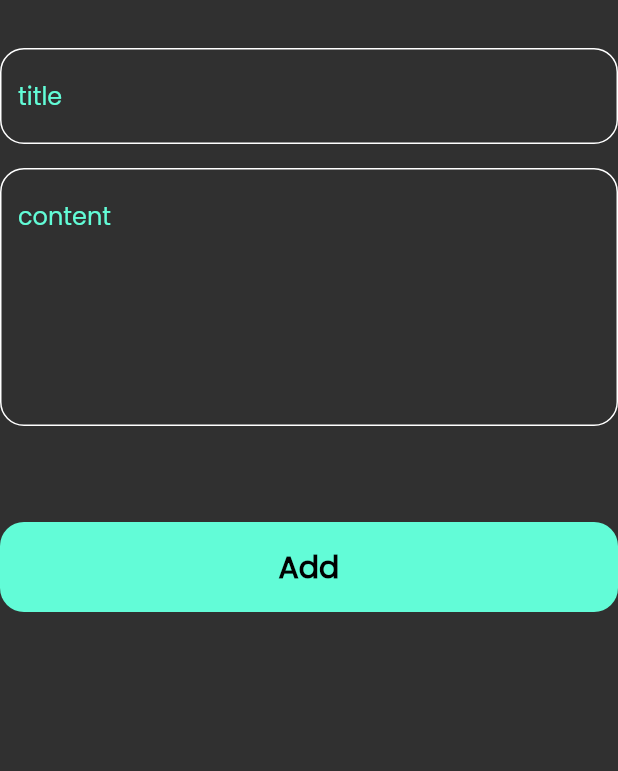
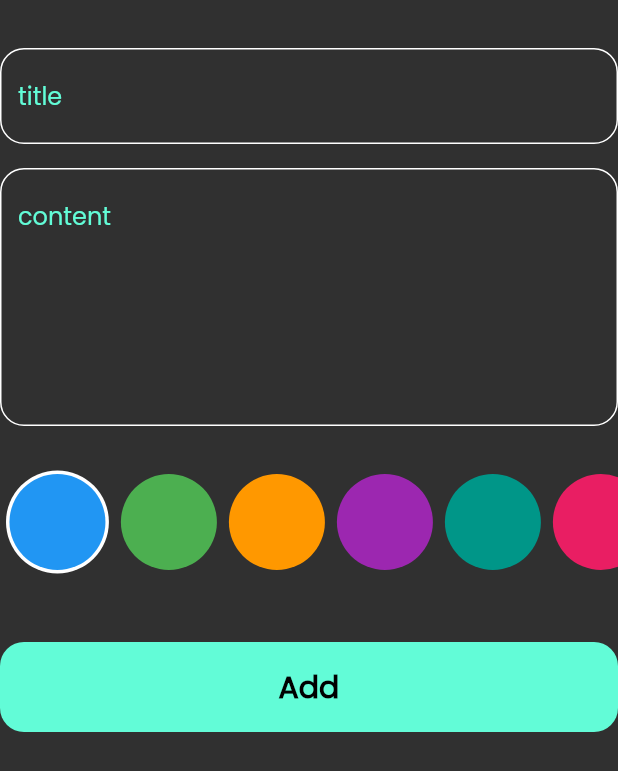
Before and after one commit to mahmoodhamdi/note_app, a Flutter app: the AddNoteForm widget shown alone on an empty page, opened directly, on a phone screen of 412 x 824 dp. Shown: the top 771 px of the screen. Run offline on Flutter 3.47's test engine with Material 2 defaults, Android fonts, the phone set to English and light mode, and no system bars; our stand-ins replace bloc, flutter_bloc, font_awesome_flutter, hive_flutter; accounts and stored records are empty.

Commit message:
create note colors list

```diff
--- a/lib/views/edit_note_view.dart
+++ b/lib/views/edit_note_view.dart
@@ -2,6 +2,7 @@ import 'package:flutter/material.dart';
 import 'package:note_app/models/note_model.dart';
 import 'package:note_app/views/notes_view.dart';
 import 'package:note_app/widgets/app_bar_widget.dart';
+import 'package:note_app/widgets/colors_list_view.dart';
 import 'package:note_app/widgets/custom_button.dart';
 import 'package:note_app/widgets/custom_text_form_field.dart';
 
@@ -62,6 +63,9 @@ class _EditNoteViewState extends State<EditNoteView> {
               hint: widget.noteModel.subTitle,
               maxLines: 6,
             ),
+            const ColorsListView(
+              isActive: false,
+            ),
             const SizedBox(
               height: 32,
             ),
--- a/lib/widgets/add_note_form.dart
+++ b/lib/widgets/add_note_form.dart
@@ -2,6 +2,7 @@ import 'package:flutter/material.dart';
 import 'package:flutter_bloc/flutter_bloc.dart';
 import 'package:note_app/cubits/add_note_cubit/add_note_cubit.dart';
 import 'package:note_app/models/note_model.dart';
+import 'package:note_app/widgets/colors_list_view.dart';
 import 'package:note_app/widgets/custom_button.dart';
 import 'package:note_app/widgets/custom_text_form_field.dart';
 
@@ -45,7 +46,11 @@ class _AddNoteFormState extends State<AddNoteForm> {
             maxLines: 6,
           ),
           const SizedBox(
-            height: 64,
+            height: 16,
+          ),
+            ColorsListView(isActive: false,),
+            SizedBox(
+            height: 32,
           ),
           BlocBuilder<AddNoteCubit, AddNoteState>(
             builder: (context, state) {
--- /dev/null
+++ b/lib/widgets/color_item.dart
@@ -0,0 +1,16 @@
+import 'package:flutter/material.dart';
+
+class ColorItem extends StatelessWidget {
+  const ColorItem({super.key, required this.color, required this.isActive});
+  final Color color;
+  final bool isActive;
+  @override
+  Widget build(BuildContext context) {
+    return isActive
+        ? CircleAvatar(
+            backgroundColor: Colors.white,
+            radius: 34.3,
+            child: CircleAvatar(backgroundColor: color, radius: 32))
+        : CircleAvatar(backgroundColor: color, radius: 32);
+  }
+}
--- /dev/null
+++ b/lib/widgets/colors_list_view.dart
@@ -0,0 +1,58 @@
+import 'package:flutter/material.dart';
+import 'package:note_app/widgets/color_item.dart';
+
+class ColorsListView extends StatefulWidget {
+  const ColorsListView({super.key, required this.isActive});
+  final bool isActive;
+
+  @override
+  State<ColorsListView> createState() => _ColorsListViewState();
+}
+
+class _ColorsListViewState extends State<ColorsListView> {
+  int currentIndex = 0;
+
+  List<Color> colorList = [
+    Colors.blue,
+    Colors.green,
+    Colors.orange,
+    Colors.purple,
+    Colors.teal,
+    Colors.pink,
+    Colors.indigo,
+    Colors.lime,
+    Colors.amber,
+    Colors.cyan,
+    Colors.red,
+    Colors.grey,
+    Colors.brown,
+    Colors.black,
+    Colors.white,
+  ];
+
+// These are Flutter's built-in colors represented as Color objects.
+
+  @override
+  Widget build(BuildContext context) {
+    return SizedBox(
+      height: 32 * 3,
+      child: ListView.builder(
+        itemCount: colorList.length,
+        itemBuilder: (context, index) {
+          return Padding(
+            padding: const EdgeInsets.all(4.0),
+            child: GestureDetector(
+                onTap: () {
+                  currentIndex = index;
+                  setState(() {});
+                },
+                child: ColorItem(
+                    isActive: currentIndex == index, color: colorList[index])),
+          );
+        },
+        physics: const BouncingScrollPhysics(),
+        scrollDirection: Axis.horizontal,
+      ),
+    );
+  }
+}
```
